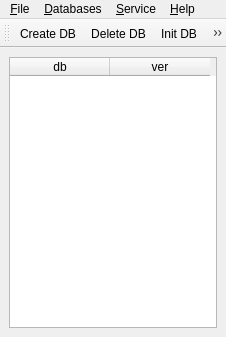
Before: the Qt Designer form trunk/qtselta/ui/main.ui in rgfernandes/qtdesktop, drawn with Qt 5.
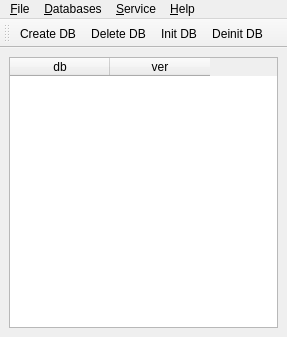
After: the same form once the commit is applied. Icons and pictures are not drawn.

Diff of the .ui file:
```diff
--- a/trunk/qtselta/ui/main.ui
+++ b/trunk/qtselta/ui/main.ui
@@ -6,7 +6,7 @@
    <rect>
     <x>0</x>
     <y>0</y>
-    <width>226</width>
+    <width>287</width>
     <height>337</height>
    </rect>
   </property>
@@ -36,8 +36,8 @@
     <rect>
      <x>0</x>
      <y>0</y>
-     <width>226</width>
-     <height>25</height>
+     <width>287</width>
+     <height>22</height>
     </rect>
    </property>
    <widget class="QMenu" name="menu_File">
```
Left out of the diff: 22 changed lines with no effect on the pictures.
